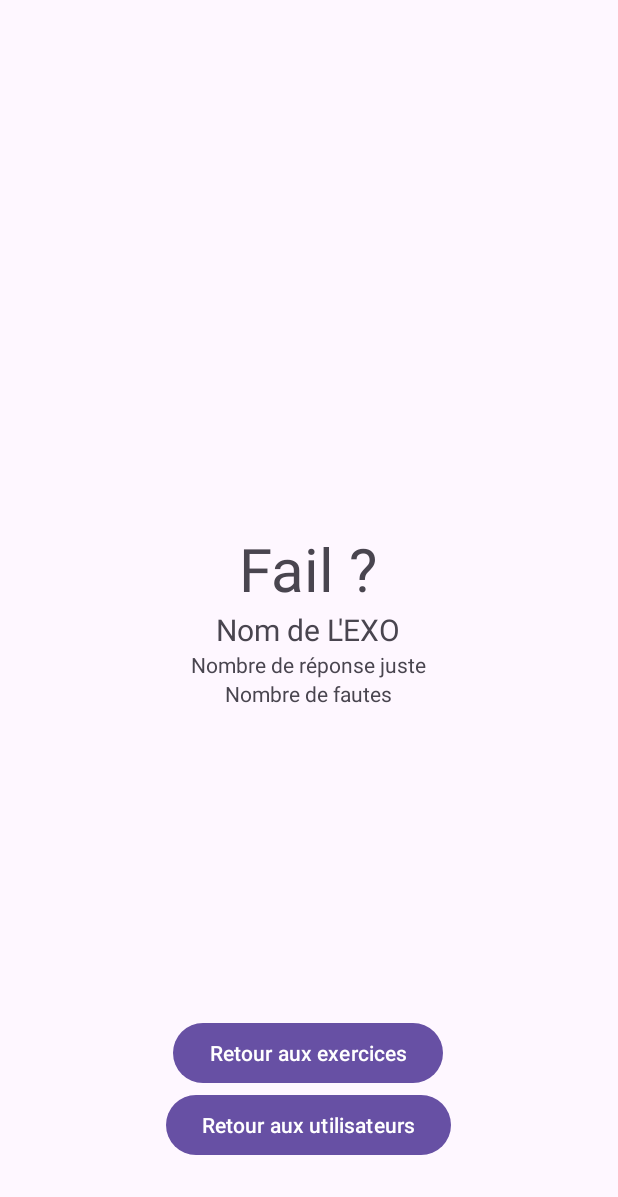
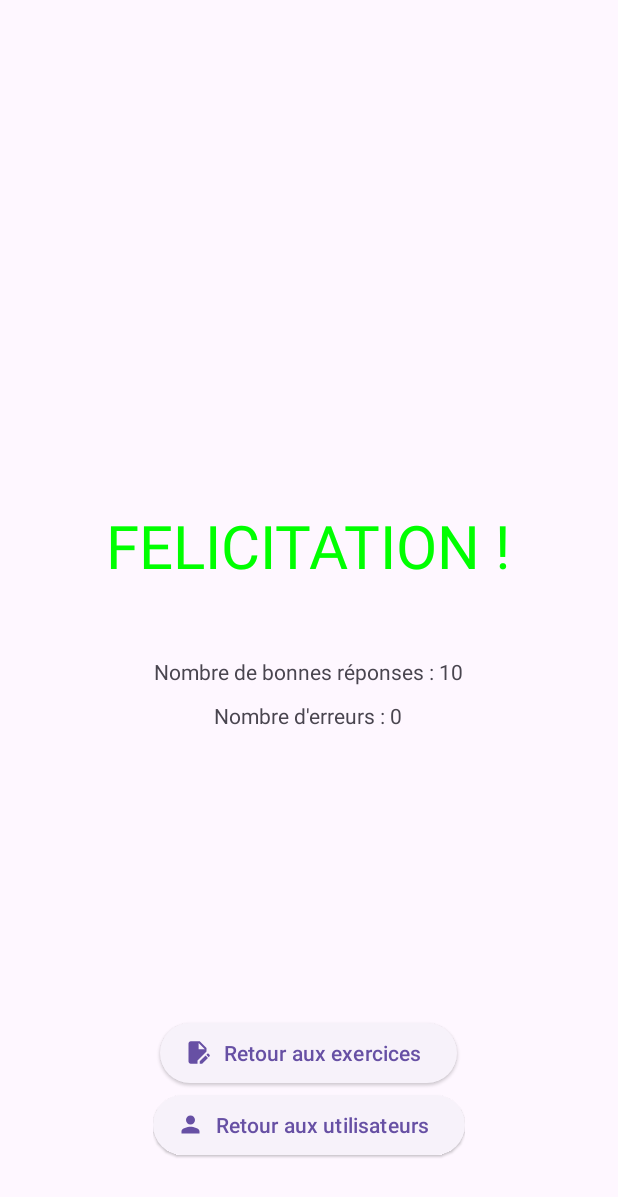
Before and after one commit to IUT2follmih/MiniProjet, an Android app: the ResultatActivity screen opened directly, with no data from a screen before it, on a phone screen of 412 x 824 dp. Shown: the top 1197 px of the screen. Run offline under Robolectric (Android 15) with nearby library versions, the phone set to English and light mode, and no system bars.

Commit message:
Ajout du 1er jeux pt 2 finish

```diff
--- a/app/src/main/java/com/example/miniprojet/ListeExoActivity.java
+++ b/app/src/main/java/com/example/miniprojet/ListeExoActivity.java
@@ -20,7 +20,8 @@ public class ListeExoActivity extends AppCompatActivity {
     }
 
     public void onExoTableDeMult(View view) {
-        // TODO
+        Intent intent = new Intent(this, TableDeMultiplicationActivity.class);
+        startActivity(intent);
     }
 
     public void onExoTableDadd(View view) {
--- a/app/src/main/java/com/example/miniprojet/ResultatActivity.java
+++ b/app/src/main/java/com/example/miniprojet/ResultatActivity.java
@@ -1,9 +1,12 @@
 package com.example.miniprojet;
 
+import android.annotation.SuppressLint;
 import android.content.Intent;
+import android.graphics.Color;
 import android.os.Bundle;
 import android.view.View;
 import android.widget.Button;
+import android.widget.TextView;
 
 import androidx.activity.EdgeToEdge;
 import androidx.appcompat.app.AppCompatActivity;
@@ -13,7 +16,13 @@ import androidx.core.view.WindowInsetsCompat;
 
 public class ResultatActivity extends AppCompatActivity {
 
-    Button btnReExo, btnReUser;
+    public static String NOM_EXO = "NOMEXO";
+    public static String NB_ERROR = "0";
+    public static String TABLE_KEY = "1";
+    Button btnReExo, btnReUser, btnRecomecer;
+    TextView title, name, nbOk, nbError;
+
+    @SuppressLint("ResourceAsColor")
     @Override
     protected void onCreate(Bundle savedInstanceState) {
         super.onCreate(savedInstanceState);
@@ -21,13 +30,46 @@ public class ResultatActivity extends AppCompatActivity {
 
         btnReExo = (Button) findViewById(R.id.Result_btn_retour_exo);
         btnReUser = (Button) findViewById(R.id.Result_btn_retour_comptes);
+        btnRecomecer = (Button) findViewById(R.id.Result_btn_recommencer);
+
+        title = (TextView) findViewById(R.id.Result_text_title);
+        name = (TextView) findViewById(R.id.Result_text_name);
+        nbOk = (TextView) findViewById(R.id.Result_text_nbOk);
+        nbError = (TextView) findViewById(R.id.Result_text_nbError);
+
+        String nomExo = getIntent().getStringExtra(NOM_EXO);
+        Integer errors = getIntent().getIntExtra(NB_ERROR, 0);
+        Integer juste = 10 - errors;
+
+        if (errors > 0) {
+            title.setText("ERREURS !");
+            title.setTextColor(Color.RED);
+            btnRecomecer.setVisibility(View.VISIBLE);
+        } else {
+            title.setText("FELICITATION !");
+            title.setTextColor(Color.GREEN);
+        }
+
+        name.setText(nomExo);
+        nbOk.setText("Nombre de bonnes réponses : " + juste);
+        nbError.setText("Nombre d'erreurs : " + errors);
+
+        btnRecomecer.setOnClickListener(new View.OnClickListener() {
+            @Override
+            public void onClick(View v) {
+                Intent intent = new Intent(ResultatActivity.this, TableDeMultiplicationReponsesActivity.class);
+                intent.putExtra(TableDeMultiplicationReponsesActivity.TABLE_KEY, getIntent().getIntExtra(TABLE_KEY, 1));
+                intent.addFlags(Intent.FLAG_ACTIVITY_CLEAR_TOP);
+                startActivity(intent);
+            }
+        });
 
         btnReExo.setOnClickListener(new View.OnClickListener() {
             @Override
             public void onClick(View v) {
-                Intent intent = new Intent(ResultatActivity.this, ListeExoActivity.class);
-                intent.addFlags(Intent.FLAG_ACTIVITY_CLEAR_TOP);
-                startActivity(intent);
+                    Intent intent = new Intent(ResultatActivity.this, ListeExoActivity.class);
+                    intent.addFlags(Intent.FLAG_ACTIVITY_CLEAR_TOP);
+                    startActivity(intent);
             }
         });
 
--- a/app/src/main/java/com/example/miniprojet/tableMultiplication/TableDeMultiplication.java
+++ b/app/src/main/java/com/example/miniprojet/tableMultiplication/TableDeMultiplication.java
@@ -32,5 +32,4 @@ public class TableDeMultiplication {
         }
         return c;
     }
-
 }
--- /dev/null
+++ b/app/src/main/res/drawable/baseline_autorenew_24.xml
@@ -0,0 +1,5 @@
+<vector xmlns:android="http://schemas.android.com/apk/res/android" android:height="24dp" android:tint="#000000" android:viewportHeight="24" android:viewportWidth="24" android:width="24dp">
+
+    <path android:fillColor="@android:color/white" android:pathData="M12,6v3l4,-4 -4,-4v3c-4.42,0 -8,3.58 -8,8 0,1.57 0.46,3.03 1.24,4.26L6.7,14.8c-0.45,-0.83 -0.7,-1.79 -0.7,-2.8 0,-3.31 2.69,-6 6,-6zM18.76,7.74L17.3,9.2c0.44,0.84 0.7,1.79 0.7,2.8 0,3.31 -2.69,6 -6,6v-3l-4,4 4,4v-3c4.42,0 8,-3.58 8,-8 0,-1.57 -0.46,-3.03 -1.24,-4.26z"/>
+
+</vector>
--- /dev/null
+++ b/app/src/main/res/drawable/baseline_edit_document_24.xml
@@ -0,0 +1,9 @@
+<vector xmlns:android="http://schemas.android.com/apk/res/android" android:height="24dp" android:tint="#000000" android:viewportHeight="24" android:viewportWidth="24" android:width="24dp">
+
+    <path android:fillColor="@android:color/white" android:pathData="M14,19.88l0,2.12l2.12,0l5.17,-5.17l-2.12,-2.12z"/>
+
+    <path android:fillColor="@android:color/white" android:pathData="M20,8l-6,-6H6C4.9,2 4.01,2.9 4.01,4L4,20c0,1.1 0.89,2 1.99,2H12v-2.95l8,-8V8zM13,9V3.5L18.5,9H13z"/>
+
+    <path android:fillColor="@android:color/white" android:pathData="M22.71,14L22,13.29c-0.39,-0.39 -1.02,-0.39 -1.41,0L19.88,14L22,16.12l0.71,-0.71C23.1,15.02 23.1,14.39 22.71,14z"/>
+
+</vector>
--- a/app/src/main/res/layout/activity_resultat.xml
+++ b/app/src/main/res/layout/activity_resultat.xml
@@ -19,20 +19,26 @@
             android:layout_width="wrap_content"
             android:layout_height="wrap_content"
             android:text="@string/Result_text_title"
-            android:textSize="40dp" />
+            android:textSize="40sp"
+            android:layout_marginBottom="10dp"
+            />
 
         <TextView
             android:id="@+id/Result_text_name"
             android:layout_width="wrap_content"
             android:layout_height="wrap_content"
             android:text="@string/Result_text_name"
-            android:textSize="20dp" />
+            android:textSize="20sp"
+            android:layout_marginBottom="10dp"
+            />
 
         <TextView
             android:id="@+id/Result_text_nbOk"
             android:layout_width="wrap_content"
             android:layout_height="wrap_content"
-            android:text="@string/Result_text_nbOk"/>
+            android:text="@string/Result_text_nbOk"
+            android:layout_marginBottom="10dp"
+            />
 
         <TextView
             android:id="@+id/Result_text_nbError"
@@ -51,15 +57,31 @@
         android:orientation="vertical">
 
         <Button
+            style="@style/Widget.Material3.Button.ElevatedButton.Icon"
+            android:id="@+id/Result_btn_recommencer"
+            android:layout_width="wrap_content"
+            android:layout_height="wrap_content"
+            android:text="@string/Result_btn_recommencer"
+            app:icon="@drawable/baseline_autorenew_24"
+            android:visibility="gone"
+            />
+
+        <Button
+            style="@style/Widget.Material3.Button.ElevatedButton.Icon"
             android:id="@+id/Result_btn_retour_exo"
             android:layout_width="wrap_content"
             android:layout_height="wrap_content"
-            android:text="@string/Result_btn_retour_exo" />
+            android:text="@string/Result_btn_retour_exo"
+            app:icon="@drawable/baseline_edit_document_24"
+            />
 
         <Button
+            style="@style/Widget.Material3.Button.ElevatedButton.Icon"
             android:id="@+id/Result_btn_retour_comptes"
             android:layout_width="wrap_content"
             android:layout_height="wrap_content"
-            android:text="@string/Result_btn_retour_comptes" />
+            android:text="@string/Result_btn_retour_comptes"
+            app:icon="@drawable/baseline_person_24"
+            />
     </LinearLayout>
 </RelativeLayout>
--- a/app/src/main/res/layout/activity_table_de_multiplication_reponses.xml
+++ b/app/src/main/res/layout/activity_table_de_multiplication_reponses.xml
@@ -30,8 +30,9 @@
         android:text="@string/Table_mult_res_btn_text"
         android:layout_centerHorizontal="true"
         android:layout_alignParentBottom="true"
-        android:layout_margin="45dp"
-        android:padding="20dp"
+        android:layout_alignParentRight="true"
+        android:layout_marginBottom="20dp"
+        android:layout_marginRight="20dp"
         app:icon="@drawable/baseline_check_24"
         />
 
--- a/app/src/main/res/layout/template_calcul.xml
+++ b/app/src/main/res/layout/template_calcul.xml
@@ -1,4 +1,3 @@
-<?xml version="1.0" encoding="utf-8"?>
 <?xml version="1.0" encoding="utf-8"?>
 <LinearLayout xmlns:android="http://schemas.android.com/apk/res/android"
     android:layout_width="wrap_content"
--- a/app/src/main/res/values/colors.xml
+++ /dev/null
@@ -1,5 +0,0 @@
-<?xml version="1.0" encoding="utf-8"?>
-<resources>
-    <color name="black">#FF000000</color>
-    <color name="white">#FFFFFFFF</color>
-</resources>
--- a/app/src/main/res/values/strings.xml
+++ b/app/src/main/res/values/strings.xml
@@ -5,8 +5,8 @@
     <string name="Main_main_title">Choisir son compte</string>
     <string name="Creation_title">Création d\'un compte</string>
     <string name="Creation_nom_hint">Nom</string>
-    <string name="Creation_prenom_hint">Prenom</string>
-    <string name="Creation_button_text">Crée mon compte</string>
+    <string name="Creation_prenom_hint">Prénom</string>
+    <string name="Creation_button_text">Créer mon compte</string>
     <string name="Creation_button_text_retour">Retour</string>
     <string name="List_text">Choisir l\'exercice</string>
     <string name="List_btn_TableDeMult">Table de multiplication</string>
@@ -24,4 +24,5 @@
     <string name="tableText">Choisis la table de multiplication</string>
     <string name="buttonTableValider">VALIDER</string>
     <string name="Table_mult_res_btn_text">VALIDER</string>
+    <string name="Result_btn_recommencer">Recommencer l\'exercice</string>
 </resources>
```
Also changed, not shown: app/src/main/java/com/example/miniprojet/TableDeMultiplicationReponsesActivity.java (+6 -3 lines).
